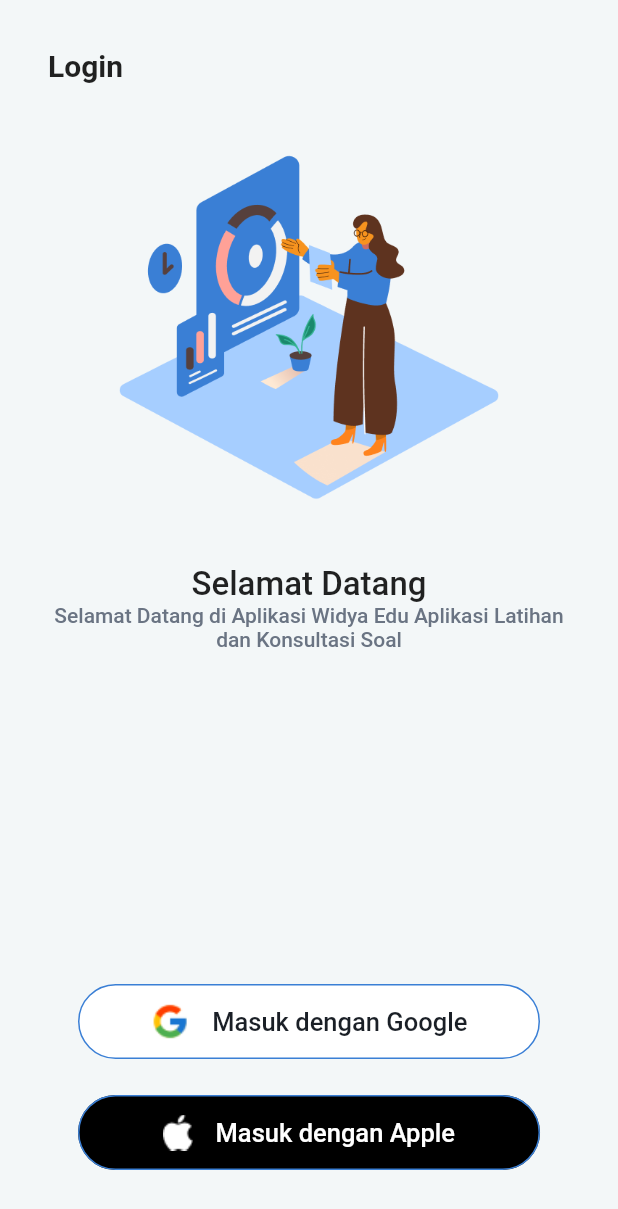
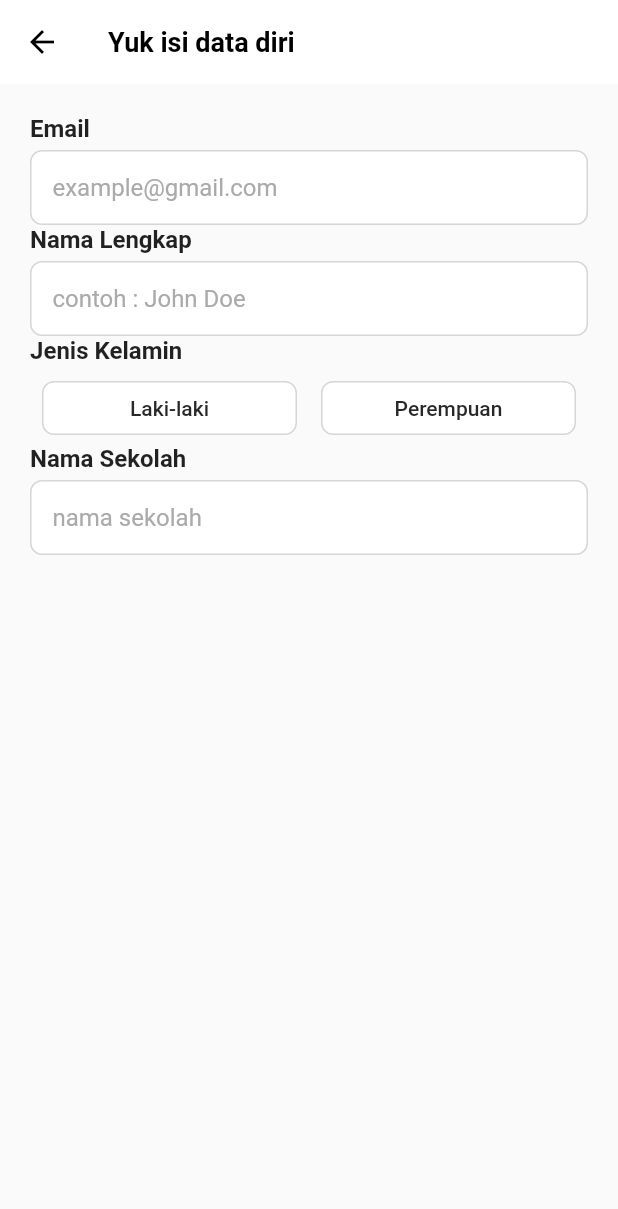
Before and after one commit to moxiesilent/edspert_final_project, a Flutter app: the screen it shows after launch, after a tap on "Masuk dengan Google", on a phone screen of 412 x 824 dp. Shown: the top 1209 px of the screen. Run offline on Flutter 3.47's test engine with Material 2 defaults, Android fonts, the phone set to English and light mode, and no system bars.

Commit message:
register

```diff
--- a/lib/constants/R/app_colors.dart
+++ b/lib/constants/R/app_colors.dart
@@ -5,4 +5,7 @@ class AppColor{
   Color grey = const Color(0xffF3F7F8);
   Color subtitle = const Color(0xff6A7483);
   Color blackLogin = const Color(0xff1A1F26);
+  Color borderGrey = const Color(0xffD6D6D6);
+  Color hintTextColor = const Color(0xffAAAAAA);
+  Color textColor = const Color(0xff282828);
 }
--- a/lib/main.dart
+++ b/lib/main.dart
@@ -1,5 +1,6 @@
 import 'package:flutter/material.dart';
 import 'package:latihan_soal_app/view/login_page.dart';
+import 'package:latihan_soal_app/view/register_page.dart';
 import 'package:latihan_soal_app/view/splash_screen.dart';
 
 void main() {
@@ -22,6 +23,7 @@ class MyApp extends StatelessWidget {
       routes: {
         "/": (context) => const SplashScreen(),
         LoginPage.route: (context) => const LoginPage(),
+        RegisterPage.route:(context) => const RegisterPage(),
       },
     );
   }
--- a/lib/view/login_page.dart
+++ b/lib/view/login_page.dart
@@ -1,5 +1,6 @@
 import 'package:flutter/material.dart';
 import 'package:latihan_soal_app/constants/r.dart';
+import 'package:latihan_soal_app/view/register_page.dart';
 
 class LoginPage extends StatefulWidget {
   const LoginPage({super.key});
@@ -53,6 +54,9 @@ class _LoginPageState extends State<LoginPage> {
             ),
             const Spacer(),
             ButtonLogin(
+              onTap: (){
+                Navigator.of(context).pushNamed(RegisterPage.route);
+              },
               backgroundColor: Colors.white,
               borderColor: R.colors.primary,
               child: Row(
@@ -74,6 +78,9 @@ class _LoginPageState extends State<LoginPage> {
               ),
             ),
             ButtonLogin(
+              onTap: (){
+                Navigator.of(context).pushNamed(RegisterPage.route);
+              },
               backgroundColor: Colors.black,
               borderColor: R.colors.primary,
               child: Row(
@@ -107,11 +114,13 @@ class ButtonLogin extends StatelessWidget {
     required this.backgroundColor,
     required this.child,
     required this.borderColor,
+    required this.onTap,
   }) : super(key: key);
 
   final Color backgroundColor;
   final Widget child;
   final Color borderColor;
+  final Function()? onTap;
 
   @override
   Widget build(BuildContext context) {
@@ -132,7 +141,7 @@ class ButtonLogin extends StatelessWidget {
             ),
           ),
         ),
-        onPressed: () {},
+        onPressed: onTap,
         child: child,
       ),
     );
--- /dev/null
+++ b/lib/view/register_page.dart
@@ -0,0 +1,192 @@
+import 'package:flutter/material.dart';
+import 'package:latihan_soal_app/constants/r.dart';
+
+class RegisterPage extends StatefulWidget {
+  const RegisterPage({super.key});
+  static String route = "register_page";
+
+  @override
+  State<RegisterPage> createState() => _RegisterPageState();
+}
+
+enum Gender { lakilaki, perempuan }
+
+class _RegisterPageState extends State<RegisterPage> {
+  String gender = "laki-laki";
+  List<String> kelas = ["10", "11", "12"];
+  String selectedKelas = "10";
+
+  onTapGender(Gender g) {
+    if (g == Gender.lakilaki) {
+      gender = "Laki-laki";
+    } else {
+      gender = "Perempuan";
+    }
+    setState(() {});
+  }
+
+  @override
+  Widget build(BuildContext context) {
+    return Scaffold(
+      appBar: AppBar(
+        elevation: 0,
+        backgroundColor: Colors.white,
+        iconTheme: const IconThemeData(
+          color: Colors.black,
+        ),
+        title: const Text(
+          'Yuk isi data diri',
+          style: TextStyle(
+            color: Colors.black,
+            fontWeight: FontWeight.w700,
+            fontSize: 18,
+          ),
+        ),
+      ),
+      body: Padding(
+        padding: const EdgeInsets.all(20),
+        child: Column(
+          crossAxisAlignment: CrossAxisAlignment.start,
+          children: [
+            const InputRegisterTextfield(
+              hintText: "example@gmail.com",
+              title: "Email",
+            ),
+            const InputRegisterTextfield(
+              hintText: "contoh : John Doe",
+              title: "Nama Lengkap",
+            ),
+            const Text(
+              "Jenis Kelamin",
+              style: TextStyle(
+                fontSize: 16,
+                fontWeight: FontWeight.w600,
+              ),
+            ),
+            const SizedBox(
+              height: 5,
+            ),
+            Row(
+              children: [
+                Expanded(
+                  child: Padding(
+                    padding: const EdgeInsets.symmetric(horizontal: 8.0),
+                    child: ElevatedButton(
+                      style: ElevatedButton.styleFrom(
+                        elevation: 0,
+                        primary: gender == "Laki-laki"
+                            ? R.colors.primary
+                            : Colors.white,
+                        shape: RoundedRectangleBorder(
+                          borderRadius: BorderRadius.circular(8),
+                          side: BorderSide(
+                            width: 1,
+                            color: R.colors.borderGrey,
+                          ),
+                        ),
+                      ),
+                      onPressed: () {
+                        onTapGender(Gender.lakilaki);
+                      },
+                      child: Text(
+                        "Laki-laki",
+                        style: TextStyle(
+                          fontSize: 14,
+                          color: gender == "Laki-laki"
+                              ? Colors.white
+                              : R.colors.textColor,
+                        ),
+                      ),
+                    ),
+                  ),
+                ),
+                Expanded(
+                  child: Padding(
+                    padding: const EdgeInsets.symmetric(horizontal: 8.0),
+                    child: ElevatedButton(
+                      style: ElevatedButton.styleFrom(
+                        elevation: 0,
+                        primary: gender == "Perempuan"
+                            ? R.colors.primary
+                            : Colors.white,
+                        shape: RoundedRectangleBorder(
+                          borderRadius: BorderRadius.circular(8),
+                          side: BorderSide(
+                            width: 1,
+                            color: R.colors.borderGrey,
+                          ),
+                        ),
+                      ),
+                      onPressed: () {
+                        onTapGender(Gender.perempuan);
+                      },
+                      child: Text(
+                        "Perempuan",
+                        style: TextStyle(
+                          fontSize: 14,
+                          color: gender == "Perempuan"
+                              ? Colors.white
+                              : R.colors.textColor,
+                        ),
+                      ),
+                    ),
+                  ),
+                ),
+              ],
+            ),
+            const InputRegisterTextfield(
+              hintText: "nama sekolah",
+              title: "Nama Sekolah",
+            )
+          ],
+        ),
+      ),
+    );
+  }
+}
+
+class InputRegisterTextfield extends StatelessWidget {
+  const InputRegisterTextfield({
+    Key? key,
+    required this.title,
+    required this.hintText,
+  }) : super(key: key);
+  final String title;
+  final String hintText;
+
+  @override
+  Widget build(BuildContext context) {
+    return Column(
+      crossAxisAlignment: CrossAxisAlignment.start,
+      children: [
+        Text(
+          title,
+          style: const TextStyle(
+            fontSize: 16,
+            fontWeight: FontWeight.w600,
+          ),
+        ),
+        const SizedBox(
+          height: 5,
+        ),
+        Container(
+          padding: const EdgeInsets.symmetric(horizontal: 14),
+          decoration: BoxDecoration(
+              borderRadius: BorderRadius.circular(8),
+              color: Colors.white,
+              border: Border.all(
+                color: R.colors.borderGrey,
+              )),
+          child: TextField(
+            decoration: InputDecoration(
+                border: InputBorder.none,
+                hintText: hintText,
+                hintStyle: TextStyle(
+                  color: R.colors.hintTextColor,
+                )),
+          ),
+        ),
+      ],
+    );
+  }
+}
--- a/lib/view/splash_screen.dart
+++ b/lib/view/splash_screen.dart
@@ -16,7 +16,7 @@ class SplashScreen extends StatelessWidget {
       //     builder: (context) => LoginPage(),
       //   ),
       // );
-      Navigator.of(context).pushNamed(LoginPage.route);
+      Navigator.of(context).pushReplacementNamed(LoginPage.route);
     });
 
     return Scaffold(
```
